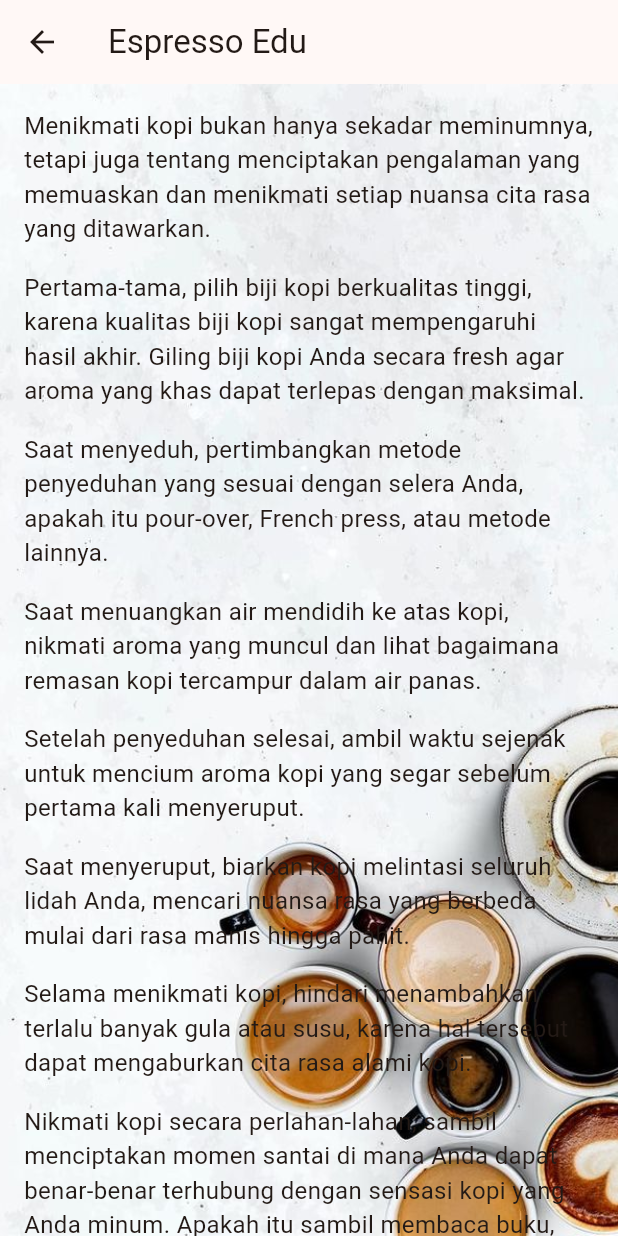
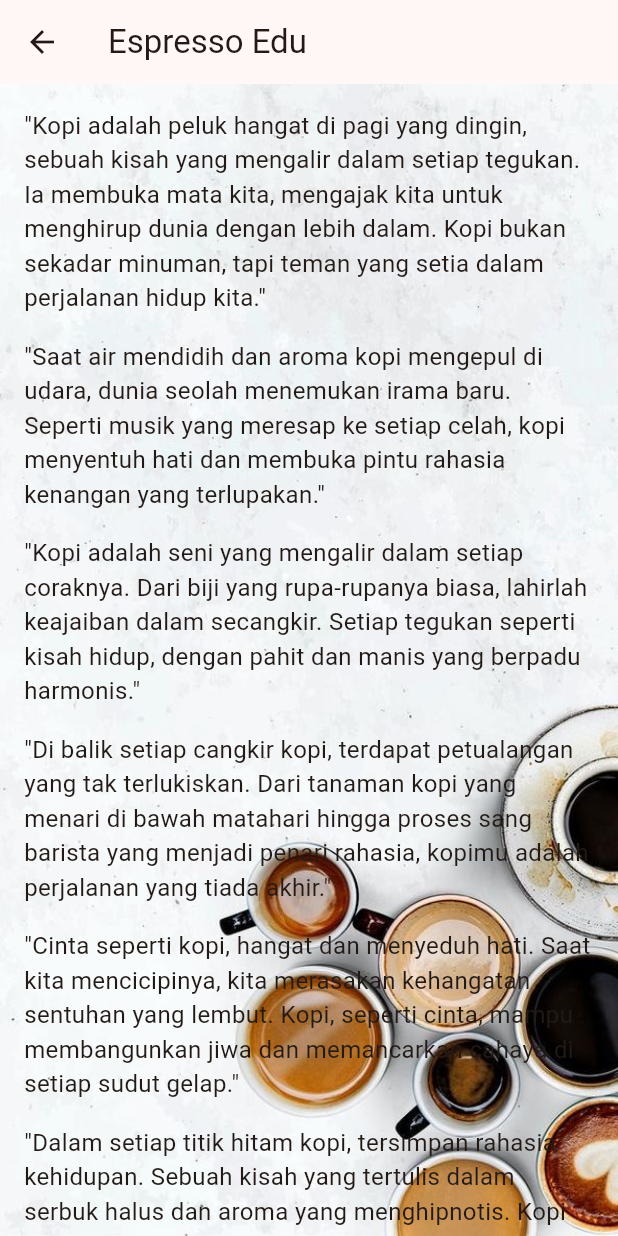
Before and after one commit to silvianurb/uts_silvianurb_mobile2, a Flutter app: the MenikmatiKopi screen opened directly, on a phone screen of 412 x 824 dp. Run offline on Flutter 3.47's test engine with Material 3 defaults, Android fonts, the phone set to English and light mode, and no system bars; our stand-ins replace animated_splash_screen, dio, flutter_bloc, lottie.

Commit message:
new yach

```diff
--- a/lib/sejarah_screen.dart
+++ b/lib/sejarah_screen.dart
@@ -23,42 +23,52 @@ class MenikmatiKopi extends StatelessWidget {
             crossAxisAlignment: CrossAxisAlignment.start,
             children: const <Widget>[
               Text(
-                'Menikmati kopi bukan hanya sekadar meminumnya, tetapi juga tentang menciptakan pengalaman yang memuaskan dan menikmati setiap nuansa cita rasa yang ditawarkan.',
+                '"Kopi adalah peluk hangat di pagi yang dingin, sebuah kisah yang mengalir dalam setiap tegukan. Ia membuka mata kita, mengajak kita untuk menghirup dunia dengan lebih dalam. Kopi bukan sekadar minuman, tapi teman yang setia dalam perjalanan hidup kita."',
                 style: TextStyle(fontSize: 16.0),
               ),
               const SizedBox(height: 16.0),
               Text(
-                'Pertama-tama, pilih biji kopi berkualitas tinggi, karena kualitas biji kopi sangat mempengaruhi hasil akhir. Giling biji kopi Anda secara fresh agar aroma yang khas dapat terlepas dengan maksimal.',
+                '"Saat air mendidih dan aroma kopi mengepul di udara, dunia seolah menemukan irama baru. Seperti musik yang meresap ke setiap celah, kopi menyentuh hati dan membuka pintu rahasia kenangan yang terlupakan."',
                 style: TextStyle(fontSize: 16.0),
               ),
               const SizedBox(height: 16.0),
               Text(
-                'Saat menyeduh, pertimbangkan metode penyeduhan yang sesuai dengan selera Anda, apakah itu pour-over, French press, atau metode lainnya.',
+                '"Kopi adalah seni yang mengalir dalam setiap coraknya. Dari biji yang rupa-rupanya biasa, lahirlah keajaiban dalam secangkir. Setiap tegukan seperti kisah hidup, dengan pahit dan manis yang berpadu harmonis."',
                 style: TextStyle(fontSize: 16.0),
               ),
               const SizedBox(height: 16.0),
               Text(
-                'Saat menuangkan air mendidih ke atas kopi, nikmati aroma yang muncul dan lihat bagaimana remasan kopi tercampur dalam air panas.',
+                '"Di balik setiap cangkir kopi, terdapat petualangan yang tak terlukiskan. Dari tanaman kopi yang menari di bawah matahari hingga proses sang barista yang menjadi penari rahasia, kopimu adalah perjalanan yang tiada akhir."',
                 style: TextStyle(fontSize: 16.0),
               ),
               const SizedBox(height: 16.0),
               Text(
-                'Setelah penyeduhan selesai, ambil waktu sejenak untuk mencium aroma kopi yang segar sebelum pertama kali menyeruput.',
+                '"Cinta seperti kopi, hangat dan menyeduh hati. Saat kita mencicipinya, kita merasakan kehangatan sentuhan yang lembut. Kopi, seperti cinta, mampu membangunkan jiwa dan memancarkan cahaya di setiap sudut gelap."',
                 style: TextStyle(fontSize: 16.0),
               ),
               const SizedBox(height: 16.0),
               Text(
-                'Saat menyeruput, biarkan kopi melintasi seluruh lidah Anda, mencari nuansa rasa yang berbeda mulai dari rasa manis hingga pahit.',
+                '"Dalam setiap titik hitam kopi, tersimpan rahasia kehidupan. Sebuah kisah yang tertulis dalam serbuk halus dan aroma yang menghipnotis. Kopi mengajarkan kita untuk menikmati setiap momen, meski pahit terkadang menyelinap."',
                 style: TextStyle(fontSize: 16.0),
               ),
               const SizedBox(height: 16.0),
               Text(
-                'Selama menikmati kopi, hindari menambahkan terlalu banyak gula atau susu, karena hal tersebut dapat mengaburkan cita rasa alami kopi.',
+                '"Seiring waktu berjalan, cangkir kopi menjadi cermin perasaan. Dari aroma yang menenangkan hingga kenangan yang mendalam, kita dapat membaca sejarah hidup dalam setiap tetes kopi yang jatuh."',
                 style: TextStyle(fontSize: 16.0),
               ),
               const SizedBox(height: 16.0),
               Text(
-                'Nikmati kopi secara perlahan-lahan, sambil menciptakan momen santai di mana Anda dapat benar-benar terhubung dengan sensasi kopi yang Anda minum. Apakah itu sambil membaca buku, mendengarkan musik, atau berbicara dengan teman, menjadikan ritual menikmati kopi sebagai pengalaman yang dinantikan dapat meningkatkan kebahagiaan dan kepuasan.',
+                '"Kopi bukan hanya minuman, tapi perjalanan yang tak terlupakan. Dari daun kopi yang menari di angin hingga cangkir di tangan, setiap momen adalah bagian dari simfoni rasa yang tiada duanya."',
+                style: TextStyle(fontSize: 16.0),
+              ),
+              const SizedBox(height: 16.0),
+              Text(
+                '"Setiap cangkir kopi adalah kisah perjalanan biji yang melintasi gunung, sungai, hingga tiba di genggaman kita. Ia seperti petualangan yang terasa di setiap sudut lidah, membawa kita melewati pemandangan indah cita rasa."',
+                style: TextStyle(fontSize: 16.0),
+              ),
+              const SizedBox(height: 16.0),
+              Text(
+                '"Kopi adalah waktu yang berjalan lebih lambat. Saat kita duduk di sudut kedai, menatap cangkir yang menghiasi meja, waktu seolah berhenti sejenak. Kopi membangunkan rasa hidup, memberikan kita kesempatan untuk menikmati momen yang sederhana namun penuh makna."',
                 style: TextStyle(fontSize: 16.0),
               ),
             ],
```
